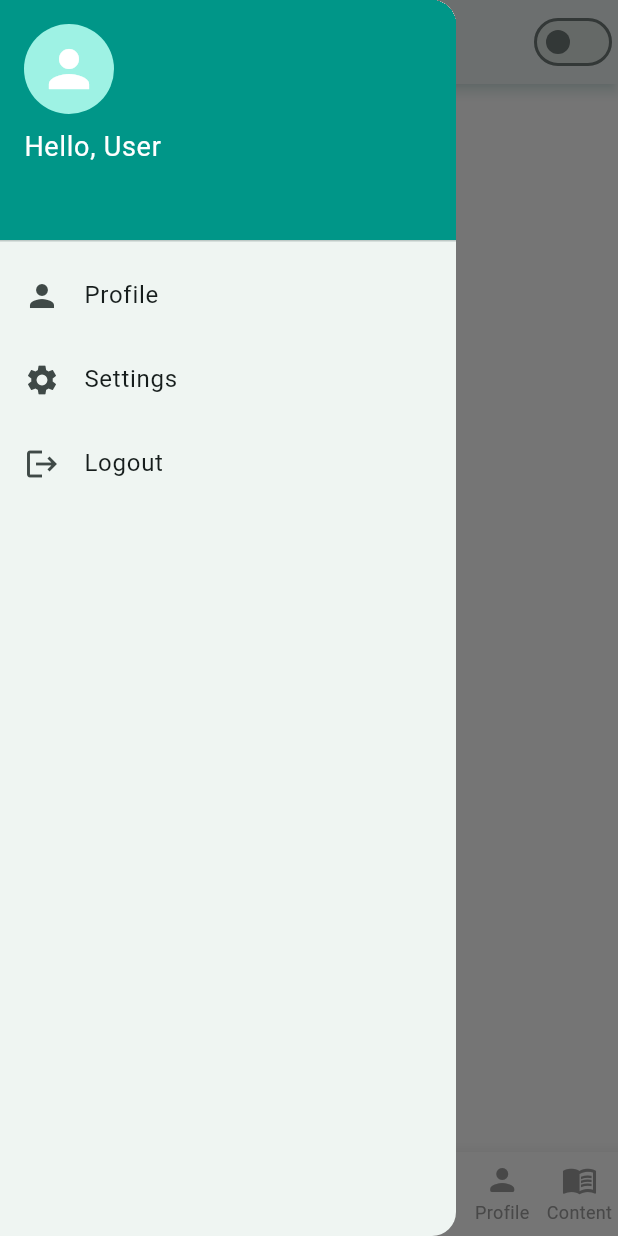
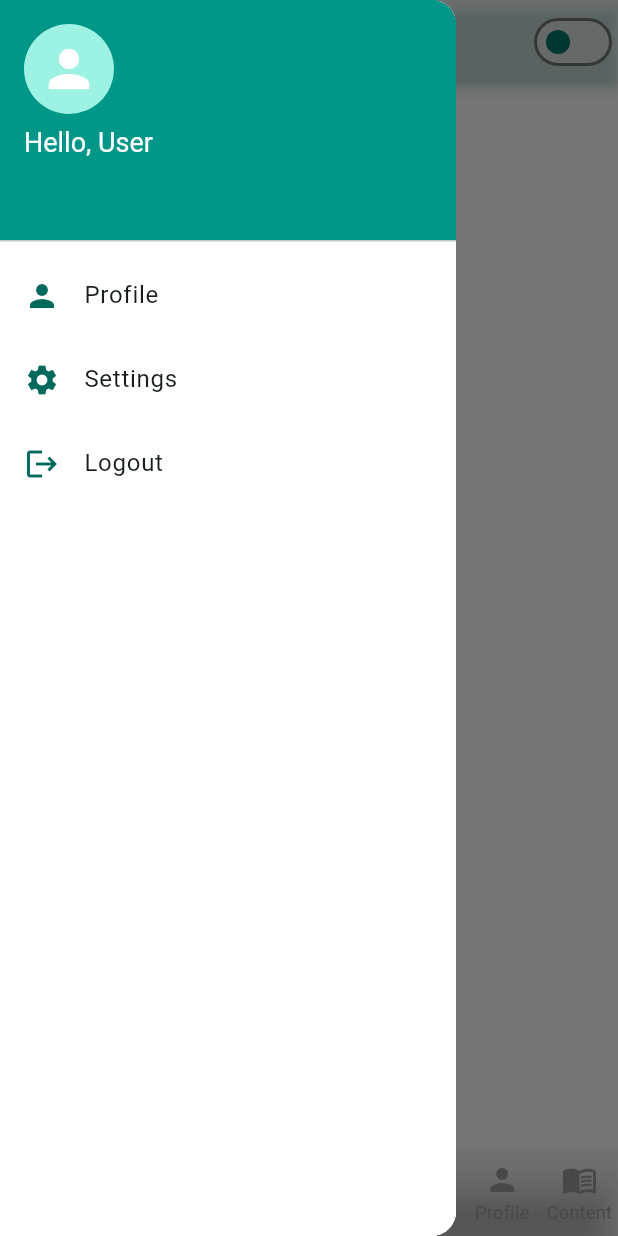
Before and after one commit to LuuBao5197/TrackMentalHealth_mobile, a Flutter app: the MainScreen screen opened directly, with the side drawer open, on a phone screen of 412 x 824 dp. Run offline on Flutter 3.47's test engine with Material 3 defaults, Android fonts, the light colour scheme and no system bars; our stand-ins replace camera, firebase_auth, firebase_core, fl_chart, flutter_chat_types, flutter_spinkit and 8 more; missing offline and left inert: flutter_webrtc, stomp_dart_client; accounts and stored records are empty; network calls fail.

Commit message:
Fix layout responsive darkmode, add detail history test

```diff
--- a/lib/core/constants/api_constants.dart
+++ b/lib/core/constants/api_constants.dart
@@ -1,7 +1,7 @@
 class ApiConstants {
   // Base URL có thể đổi 1 nơi duy nhất ở đây
 
-  static const String ipLocal = '192.168.1.4';
+  static const String ipLocal = '172.16.100.25';
   static const String baseUrl = 'http://' + ipLocal + ':9999/api';
   // Ví dụ: các endpoint cụ thể
   static const String login = baseUrl + '/users/login';
--- a/lib/main.dart
+++ b/lib/main.dart
@@ -94,44 +94,36 @@ class MainScreen extends StatefulWidget {
 }
 
 class _MainScreenState extends State<MainScreen> {
+  int _selectedIndex = 0;
+  String? fullname;
+  String? avatarUrl;
+  bool _loadingProfile = true;
+
+  final List<Widget> _screens = [
+    const HomeScreen(),
+    const HeroPage(),
+    const TestScreen(),
+    const WriteDiaryPage(),
+    const BlogScreen(),
+    const BlogScreen(), // ChatScreen placeholder
+    const ProfileScreen(),
+    const ContentTabScreen(),
+  ];
+
   @override
   void initState() {
     super.initState();
     _loadProfile();
   }
-  int _selectedIndex = 0;
 
-  final List<Widget> _screens = [
-    const HomeScreen(),
-    HeroPage(),
-    const TestScreen(),
-    const WriteDiaryPage(),
-    const BlogScreen(),
-    const BlogScreen(),   // const ChatScreen(),
-    const ProfileScreen(),
-    const ContentTabScreen(),
-
-  ];
-
-  void _onTabTapped(int index) {
-    setState(() {
-      _selectedIndex = index;
-    });
-  }
-
-  String? fullname;
-  String? avatarUrl;
-  bool _loadingProfile = true;
   Future<void> _loadProfile() async {
     setState(() => _loadingProfile = true);
-
     try {
       final prefs = await SharedPreferences.getInstance();
       final token = prefs.getString('token');
       final userId = prefs.getInt('userId');
 
       if (userId == null || token == null) {
-        debugPrint("userId hoặc token bị null");
         setState(() => _loadingProfile = false);
         return;
       }
@@ -143,41 +135,57 @@ class _MainScreenState extends State<MainScreen> {
 
       if (response.statusCode == 200) {
         final data = json.decode(response.body);
-
         String? avatar = data['avatar'];
-        // Nếu backend trả về filename, ghép thành URL
         if (avatar != null && !avatar.startsWith('http')) {
           avatar = '${ApiConstants.baseUrl}/uploads/$avatar';
         }
 
         setState(() {
           fullname = data['fullname'] ?? "User";
-          avatarUrl = data['avatar']; // trực tiếp lấy URL Cloudinary
+          avatarUrl = avatar;
           _loadingProfile = false;
         });
 
-        if (avatarUrl != null) {
-          await prefs.setString('avatarUrl', avatarUrl!);
-        }
+        if (avatarUrl != null) await prefs.setString('avatarUrl', avatarUrl!);
       } else {
-        debugPrint("Failed to load profile: ${response.body}");
         setState(() => _loadingProfile = false);
       }
-    } catch (e) {
-      debugPrint("Error loading profile: $e");
+    } catch (_) {
       setState(() => _loadingProfile = false);
     }
   }
 
+  void _onTabTapped(int index) {
+    setState(() {
+      _selectedIndex = index;
+    });
+  }
 
-  Widget _buildNavigation(BuildContext context) {
+  Widget _buildNavigation(BuildContext context, bool isDarkMode) {
     final isWideScreen = MediaQuery.of(context).size.width >= 600;
 
+    final backgroundColor = isDarkMode ? Colors.grey.shade900 : Colors.white;
+    final selectedColor = Colors.tealAccent;
+    final unselectedColor = isDarkMode ? Colors.white70 : Colors.grey;
+
     if (isWideScreen) {
-      return NavigationRail(
+      return AnimatedContainer(
+        duration: const Duration(milliseconds: 400),
+        width: 80,
+        color: backgroundColor,
+        child: SingleChildScrollView(
+          child: ConstrainedBox(
+            constraints: BoxConstraints(
+              minHeight: MediaQuery.of(context).size.height,
+            ),
+            child: IntrinsicHeight(
+              child: NavigationRail(
+                backgroundColor: Colors.transparent,
                 selectedIndex: _selectedIndex,
                 onDestinationSelected: _onTabTapped,
-        labelType: NavigationRailLabelType.selected,
+                labelType: NavigationRailLabelType.none,
+                selectedIconTheme: IconThemeData(color: selectedColor),
+                unselectedIconTheme: IconThemeData(color: unselectedColor),
                 destinations: const [
                   NavigationRailDestination(icon: Icon(Icons.home), label: Text("Home")),
                   NavigationRailDestination(icon: Icon(Icons.emoji_emotions), label: Text("Mood")),
@@ -188,16 +196,23 @@ class _MainScreenState extends State<MainScreen> {
                   NavigationRailDestination(icon: Icon(Icons.person), label: Text("Profile")),
                   NavigationRailDestination(icon: Icon(Icons.menu_book), label: Text("Content")),
                 ],
+              ),
+            ),
+          ),
+        ),
       );
     }
 
-    return BottomNavigationBar(
+    return AnimatedContainer(
+      duration: const Duration(milliseconds: 400),
+      color: backgroundColor,
+      child: BottomNavigationBar(
         currentIndex: _selectedIndex,
         onTap: _onTabTapped,
         type: BottomNavigationBarType.fixed,
-      backgroundColor: Colors.white,
-      selectedItemColor: Colors.teal[700],
-      unselectedItemColor: Colors.grey,
+        backgroundColor: Colors.transparent,
+        selectedItemColor: selectedColor,
+        unselectedItemColor: unselectedColor,
         selectedLabelStyle: const TextStyle(fontWeight: FontWeight.bold, fontSize: 13),
         unselectedLabelStyle: const TextStyle(fontSize: 12),
         elevation: 10,
@@ -211,43 +226,60 @@ class _MainScreenState extends State<MainScreen> {
           BottomNavigationBarItem(icon: Icon(Icons.person_rounded), label: 'Profile'),
           BottomNavigationBarItem(icon: Icon(Icons.menu_book), label: 'Content'),
         ],
+      ),
     );
   }
 
   @override
   Widget build(BuildContext context) {
-    final isWideScreen = MediaQuery.of(context).size.width >= 600;
     final themeProvider = Provider.of<ThemeProvider>(context);
     final isDarkMode = themeProvider.isDarkMode;
 
-    return Scaffold(
-      appBar: AppBar(
-        backgroundColor: Colors.white,
+    final isWideScreen = MediaQuery.of(context).size.width >= 600;
+
+    return AnimatedContainer(
+      duration: const Duration(milliseconds: 400),
+      color: isDarkMode ? Colors.black : Colors.white,
+      child: Scaffold(
+        backgroundColor: Colors.transparent,
+        appBar: PreferredSize(
+          preferredSize: const Size.fromHeight(kToolbarHeight),
+          child: AnimatedContainer(
+            duration: const Duration(milliseconds: 400),
+            color: isDarkMode ? Colors.grey.shade900 : Colors.white,
+            child: AppBar(
+              backgroundColor: Colors.transparent,
               elevation: 3,
               shadowColor: Colors.teal.withOpacity(0.3),
-        title: Text(
-          'Track Mental Health',
+              title: AnimatedDefaultTextStyle(
+                duration: const Duration(milliseconds: 400),
                 style: TextStyle(
-            color: Colors.teal[800],
+                  color: isDarkMode ? Colors.tealAccent : Colors.teal[800],
                   fontSize: 20,
                   fontWeight: FontWeight.w700,
                 ),
+                child: const Text('Track Mental Health'),
               ),
               centerTitle: true,
-        iconTheme: IconThemeData(color: Colors.teal[800]),
+              iconTheme: IconThemeData(color: isDarkMode ? Colors.tealAccent : Colors.teal[800]),
               actions: [
                 Switch(
                   value: isDarkMode,
-            onChanged: (value) {
-              themeProvider.toggleTheme(value);
-            },
+                  onChanged: (value) => themeProvider.toggleTheme(value),
+                  activeColor: Colors.tealAccent,
+                  inactiveThumbColor: Colors.teal[700],
                 ),
               ],
             ),
+          ),
+        ),
         drawer: Drawer(
+          child: AnimatedContainer(
+            duration: const Duration(milliseconds: 400),
+            color: isDarkMode ? Colors.grey.shade900 : Colors.white,
             child: ListView(
               padding: EdgeInsets.zero,
-          children: <Widget>[
+              children: [
                 DrawerHeader(
                   decoration: const BoxDecoration(color: Colors.teal),
                   child: Column(
@@ -263,18 +295,19 @@ class _MainScreenState extends State<MainScreen> {
                             : null,
                       ),
                       const SizedBox(height: 8),
-                  Text(
-                    _loadingProfile ? 'Loading...' : 'Hello, ${fullname ?? "User"}',
+                      AnimatedDefaultTextStyle(
+                        duration: const Duration(milliseconds: 400),
                         style: const TextStyle(
                           color: Colors.white,
                           fontSize: 18,
                         ),
+                        child: Text(_loadingProfile ? 'Loading...' : 'Hello, ${fullname ?? "User"}'),
                       ),
                     ],
                   ),
                 ),
                 ListTile(
-              leading: const Icon(Icons.person),
+                  leading: Icon(Icons.person, color: isDarkMode ? Colors.tealAccent : Colors.teal[800]),
                   title: const Text('Profile'),
                   onTap: () async {
                     Navigator.pop(context);
@@ -282,13 +315,11 @@ class _MainScreenState extends State<MainScreen> {
                       context,
                       MaterialPageRoute(builder: (_) => const ProfileScreen()),
                     );
-                if (result == true) {
-                  _loadProfile(); // reload dữ liệu fullname/avatar
-                }
+                    if (result == true) _loadProfile();
                   },
                 ),
                 ListTile(
-              leading: const Icon(Icons.settings),
+                  leading: Icon(Icons.settings, color: isDarkMode ? Colors.tealAccent : Colors.teal[800]),
                   title: const Text('Settings'),
                   onTap: () {
                     ScaffoldMessenger.of(context).showSnackBar(
@@ -298,16 +329,14 @@ class _MainScreenState extends State<MainScreen> {
                   },
                 ),
                 ListTile(
-              leading: const Icon(Icons.logout),
+                  leading: Icon(Icons.logout, color: isDarkMode ? Colors.tealAccent : Colors.teal[800]),
                   title: const Text('Logout'),
                   onTap: () async {
                     final prefs = await SharedPreferences.getInstance();
                     await prefs.clear();
                     await FirebaseAuth.instance.signOut();
                     final googleSignIn = GoogleSignIn();
-                if (await googleSignIn.isSignedIn()) {
-                  await googleSignIn.signOut();
-                }
+                    if (await googleSignIn.isSignedIn()) await googleSignIn.signOut();
                     if (!mounted) return;
                     Navigator.pushReplacement(
                       context,
@@ -318,13 +347,15 @@ class _MainScreenState extends State<MainScreen> {
               ],
             ),
           ),
+        ),
         body: Row(
           children: [
-          if (isWideScreen) _buildNavigation(context),
+            if (isWideScreen) _buildNavigation(context, isDarkMode),
             Expanded(child: _screens[_selectedIndex]),
           ],
         ),
-      bottomNavigationBar: isWideScreen ? null : _buildNavigation(context),
+        bottomNavigationBar: isWideScreen ? null : _buildNavigation(context, isDarkMode),
+      ),
     );
   }
 }
--- a/pubspec.yaml
+++ b/pubspec.yaml
@@ -35,7 +35,7 @@ dependencies:
   stomp_dart_client: ^2.1.3
   camera: ^0.10.2+2
   fl_chart: ^0.68.0
-
+  intl: ^0.20.2
 
 dev_dependencies:
   flutter_test:
```
Also changed, not shown: pubspec.lock, 4 other files. Lines whose indentation alone changed are shown as unchanged.
